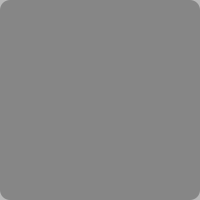
This is UI/forms/loading_overlay.ui in yuukun123/LexiLand as Qt 5 draws it before an edit. The edited form follows.
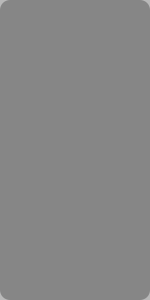
This is the edited form.

Commit message: update ui loading and use loading for topic view vocab view and add word view

What changed in the file:
```diff
--- a/UI/forms/loading_overlay.ui
+++ b/UI/forms/loading_overlay.ui
@@ -6,8 +6,8 @@
    <rect>
     <x>0</x>
     <y>0</y>
-    <width>200</width>
-    <height>200</height>
+    <width>150</width>
+    <height>300</height>
    </rect>
   </property>
   <property name="sizePolicy">
@@ -16,6 +16,18 @@
     <verstretch>0</verstretch>
    </sizepolicy>
   </property>
+  <property name="minimumSize">
+   <size>
+    <width>150</width>
+    <height>150</height>
+   </size>
+  </property>
+  <property name="maximumSize">
+   <size>
+    <width>200</width>
+    <height>300</height>
+   </size>
+  </property>
   <property name="windowTitle">
    <string>Form</string>
   </property>
@@ -40,6 +52,18 @@
    </property>
    <item>
     <widget class="QLabel" name="gif_label">
+     <property name="minimumSize">
+      <size>
+       <width>150</width>
+       <height>150</height>
+      </size>
+     </property>
+     <property name="maximumSize">
+      <size>
+       <width>150</width>
+       <height>150</height>
+      </size>
+     </property>
      <property name="styleSheet">
       <string notr="true"/>
      </property>
```
The commit also changes 6 other files.
